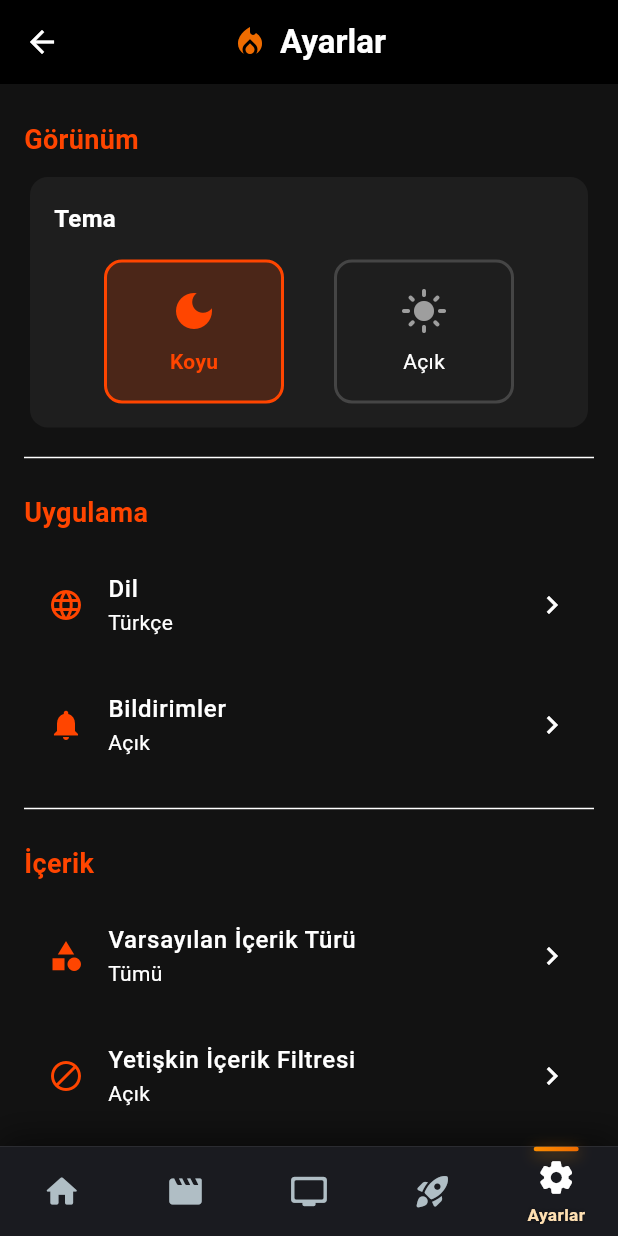
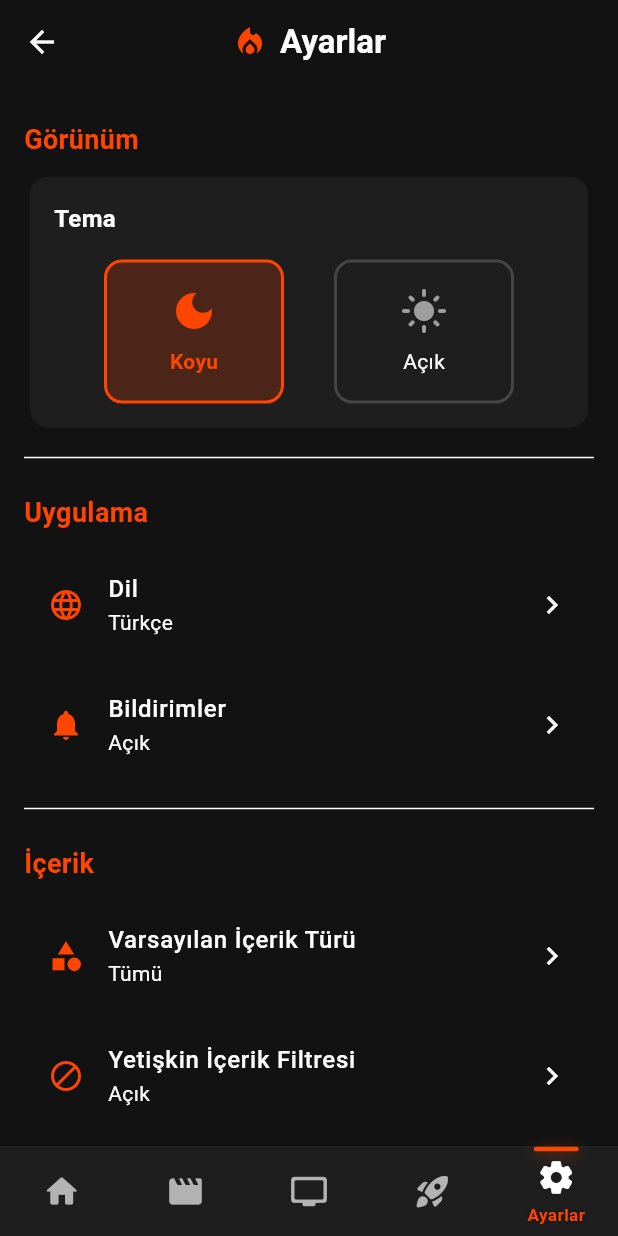
Before and after one commit to macidko/Watchflow, a Flutter app: the SettingsScreen screen opened by its route, on a phone screen of 412 x 824 dp. Run offline on Flutter 3.47's test engine with Material 3 defaults, Android fonts, the phone set to English and light mode, and no system bars; our stand-ins replace dio, get, hive, hive_flutter, logger, shared_preferences; accounts and stored records are empty; network calls fail.

Commit message:
fix(ui): color fix

```diff
--- /dev/null
+++ b/flutter_app/watchflow/lib/presentation/theme/app_colors.dart
@@ -0,0 +1,12 @@
+import 'package:flutter/material.dart';
+
+/// Uygulamanın ana renk paleti. Sadece bu renkler kullanılmalı.
+class AppColors {
+  static const Color primaryBg = Color(0xFF121212); // --primary-bg
+  static const Color secondaryBg = Color(0xFF1e1e1e); // --secondary-bg
+  static const Color primaryText = Color(0xFFFFFFFF); // --primary-text
+  static const Color secondaryText = Color(0xFFb3b3b3); // --secondary-text
+  static const Color accent = Color(0xFFFF4500); // --accent-color
+  static const Color hover = Color(0xFFFF6A33); // --hover-color
+  static const Color border = Color(0xFF2a2a2a); // --border-color
+}
--- a/flutter_app/watchflow/lib/presentation/widgets/bottom_nav_bar.dart
+++ b/flutter_app/watchflow/lib/presentation/widgets/bottom_nav_bar.dart
@@ -1,5 +1,6 @@
 import 'dart:ui';
 import 'package:flutter/material.dart';
+import 'package:watchflow/presentation/theme/app_colors.dart';
 
 class BottomNavBar extends StatelessWidget {
   final int currentIndex;
@@ -24,11 +25,11 @@ class BottomNavBar extends StatelessWidget {
       height: 60 + safeAreaPadding,
       padding: EdgeInsets.only(bottom: safeAreaPadding),
       decoration: BoxDecoration(
-        color: const Color(0xFF1A1B20),
-        border: Border(top: BorderSide(color: Colors.white.withOpacity(0.1), width: 0.5)),
+        color: AppColors.secondaryBg,
+        border: Border(top: BorderSide(color: AppColors.border.withOpacity(0.5), width: 0.5)),
         boxShadow: [
           BoxShadow(
-            color: Colors.black.withOpacity(0.5),
+            color: AppColors.primaryBg.withOpacity(0.7),
             blurRadius: 20,
             offset: const Offset(0, -5),
           ),
@@ -46,15 +47,10 @@ class BottomNavBar extends StatelessWidget {
               height: 3.0,
               decoration: BoxDecoration(
                 borderRadius: const BorderRadius.all(Radius.circular(2)),
-                gradient: LinearGradient(
-                  colors: [
-                    Colors.orange[600]!,
-                    Colors.orange[800]!,
-                  ],
-                ),
+                color: AppColors.accent,
                 boxShadow: [
                   BoxShadow(
-                    color: Colors.orange.withOpacity(0.5),
+                    color: AppColors.accent.withOpacity(0.5),
                     blurRadius: 8,
                     offset: const Offset(0, 2),
                   )
@@ -91,7 +87,7 @@ class BottomNavBar extends StatelessWidget {
               Icon(
                 icon,
                 size: 26,
-                color: isSelected ? Colors.white : Colors.blueGrey[200],
+                color: isSelected ? AppColors.primaryText : AppColors.secondaryText,
               ),
               AnimatedOpacity(
                 duration: const Duration(milliseconds: 250),
@@ -104,13 +100,13 @@ class BottomNavBar extends StatelessWidget {
                           padding: const EdgeInsets.only(top: 4.0),
                           child: Text(
                             label,
-                            style: TextStyle(
-                              color: Colors.orange[100],
+                            style: const TextStyle(
+                              color: AppColors.accent,
                               fontWeight: FontWeight.w600,
                               fontSize: 11.5,
                               shadows: [
                                 Shadow(
-                                  color: Colors.black.withOpacity(0.5),
+                                  color: AppColors.primaryBg,
                                   blurRadius: 4,
                                 )
                               ]
--- a/flutter_app/watchflow/lib/presentation/widgets/watchflow_app_bar.dart
+++ b/flutter_app/watchflow/lib/presentation/widgets/watchflow_app_bar.dart
@@ -1,6 +1,7 @@
 import 'package:flutter/material.dart';
 import 'package:get/get.dart';
 import 'package:watchflow/config/theme.dart';
+import 'package:watchflow/presentation/theme/app_colors.dart';
 
 class WatchflowAppBar extends StatelessWidget implements PreferredSizeWidget {
   final String title;
@@ -20,24 +21,24 @@ class WatchflowAppBar extends StatelessWidget implements PreferredSizeWidget {
   @override
   Widget build(BuildContext context) {
     return AppBar(
-      backgroundColor: Colors.black,
+      backgroundColor: AppColors.primaryBg,
       elevation: 0,
       centerTitle: true,
       leading: showBackButton
           ? IconButton(
-              icon: const Icon(Icons.arrow_back, color: Colors.white),
+              icon: const Icon(Icons.arrow_back, color: AppColors.primaryText),
               onPressed: () => Navigator.of(context).pop(),
             )
           : null,
       title: Row(
         mainAxisSize: MainAxisSize.min,
         children: [
-          Icon(Icons.local_fire_department, color: Colors.orange[800]),
+          Icon(Icons.local_fire_department, color: AppColors.accent),
           const SizedBox(width: 8),
           Text(
             title,
             style: const TextStyle(
-              color: Colors.white,
+              color: AppColors.primaryText,
               fontWeight: FontWeight.bold,
             ),
           ),
```
Also changed, not shown: flutter_app/watchflow/lib/presentation/widgets/content_slider.dart (+20 -14 lines), flutter_app/watchflow/lib/presentation/widgets/media_card.dart (+5 -4 lines), flutter_app/watchflow/lib/presentation/widgets/media_detail_modal.dart (+46 -53 lines), flutter_app/watchflow/lib/presentation/widgets/search_modal.dart (+14 -13 lines), flutter_app/watchflow/lib/presentation/widgets/search_result_item.dart (+12 -11 lines).
